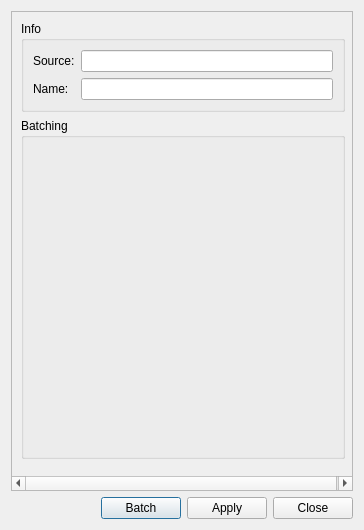
Qt form designer_ui_files/createEvokedDialogUi.ui (cibr-jyu/meggie) before a commit.
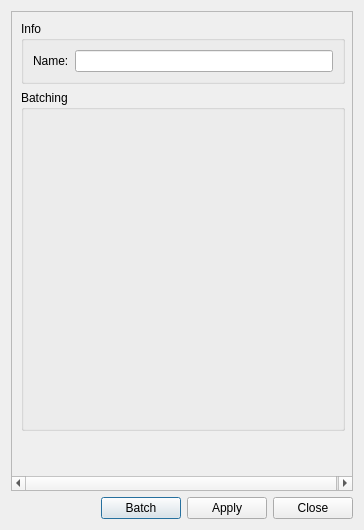
The same form after that commit.

Patch:
```diff
--- a/designer_ui_files/createEvokedDialogUi.ui
+++ b/designer_ui_files/createEvokedDialogUi.ui
@@ -104,30 +104,16 @@
           <string>Info</string>
          </property>
          <layout class="QFormLayout" name="formLayout">
-          <item row="0" column="1">
-           <widget class="QLineEdit" name="lineEditSource">
-            <property name="readOnly">
-             <bool>true</bool>
-            </property>
-           </widget>
-          </item>
-          <item row="3" column="1">
-           <widget class="QLineEdit" name="lineEditName"/>
-          </item>
-          <item row="0" column="0">
-           <widget class="QLabel" name="labelSource">
-            <property name="text">
-             <string>Source:</string>
-            </property>
-           </widget>
-          </item>
-          <item row="3" column="0">
+          <item row="2" column="0">
            <widget class="QLabel" name="labelName">
             <property name="text">
              <string>Name:</string>
             </property>
            </widget>
           </item>
+          <item row="2" column="1">
+           <widget class="QLineEdit" name="lineEditName"/>
+          </item>
          </layout>
         </widget>
        </item>
```
